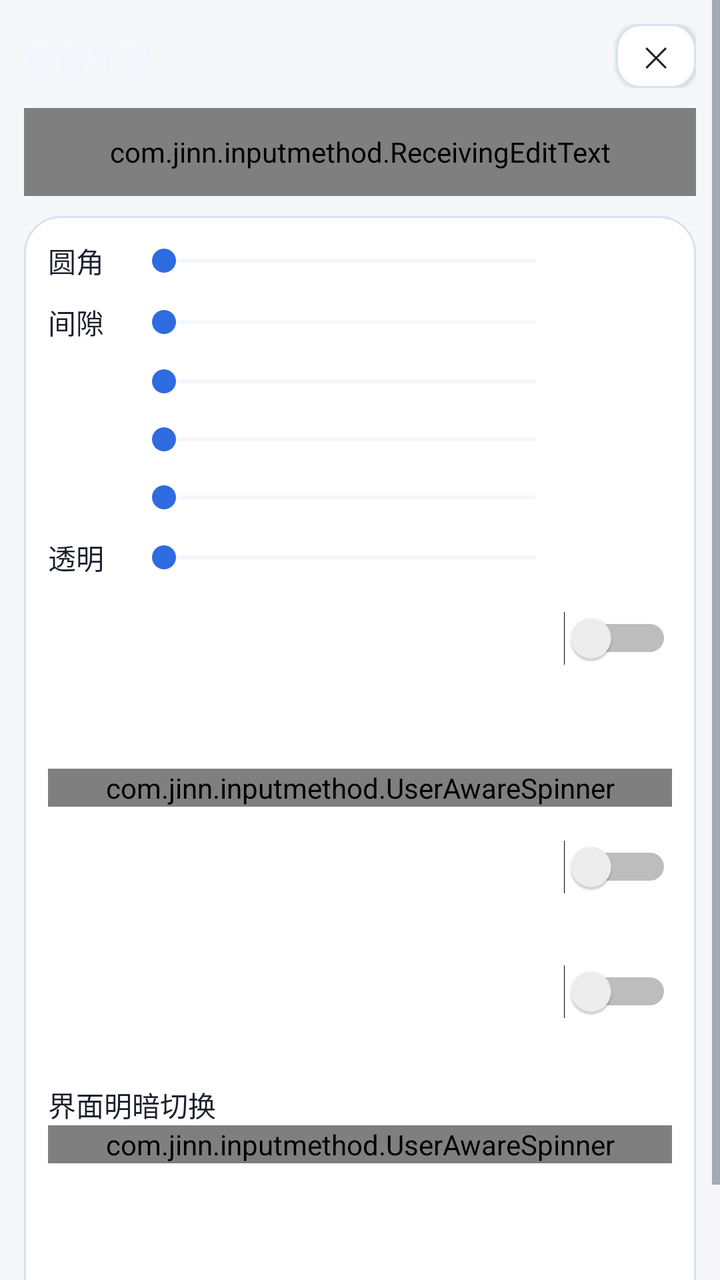
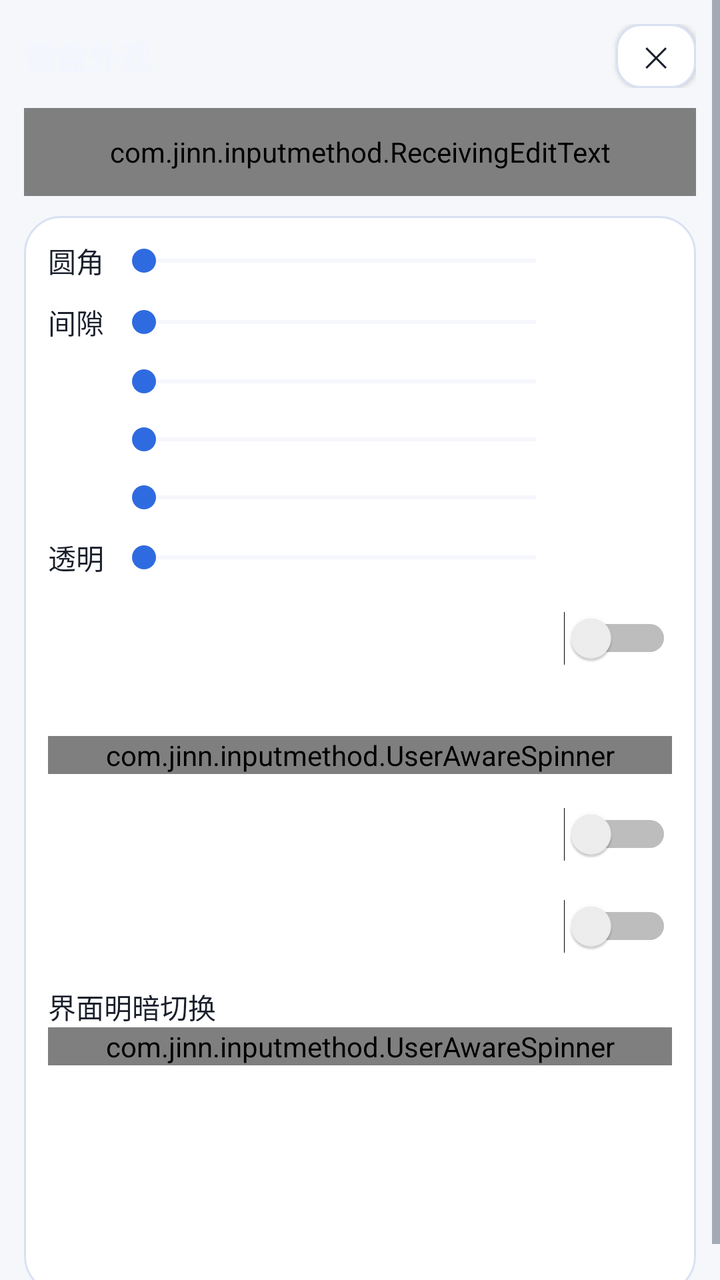

Before-and-after screenshots of an Android layout around one commit, followed by the original layout XML and the change that was made.
<!-- AndroidManifest.xml: application theme AppTheme -->
<!-- res/layout/activity_key_appearance.xml -->
<?xml version="1.0" encoding="utf-8"?>
<ScrollView xmlns:android="http://schemas.android.com/apk/res/android"
    android:layout_width="match_parent"
    android:layout_height="match_parent"
    android:fitsSystemWindows="true"
    android:overScrollMode="never">

    <LinearLayout
        android:layout_width="match_parent"
        android:layout_height="wrap_content"
        android:orientation="vertical"
        android:padding="12dp">

        <LinearLayout
            android:layout_width="match_parent"
            android:layout_height="wrap_content"
            android:gravity="center_vertical"
            android:orientation="horizontal">

            <TextView
                android:layout_width="0dp"
                android:layout_height="wrap_content"
                android:layout_weight="1"
                android:text="@string/key_appearance_title"
                android:textColor="@color/key_appearance_fg"
                android:textSize="16sp"
                android:textStyle="bold" />

            <Button
                style="@style/SettingsButton"
                android:id="@+id/btn_key_appearance_close"
                android:layout_width="40dp"
                android:layout_height="32dp"
                android:minWidth="0dp"
                android:paddingStart="0dp"
                android:paddingEnd="0dp"
                android:text="@string/symbol_order_close"
                android:textSize="14sp" />
        </LinearLayout>

        
        <com.jinn.inputmethod.ReceivingEditText
            android:layout_width="match_parent"
            android:layout_height="44dp"
            android:layout_marginTop="10dp"
            android:layout_marginBottom="10dp"
            android:background="@drawable/field_aurora"
            android:hint="@string/settings_ime_test_hint"
            android:importantForAutofill="no"
            android:imeOptions="actionDone"
            android:inputType="text"
            android:maxLines="1"
            android:paddingStart="12dp"
            android:paddingEnd="12dp"
            android:textColor="@color/text_primary"
            android:textColorHint="@color/text_secondary"
            android:textSize="14sp" />

        <LinearLayout
            android:layout_width="match_parent"
            android:layout_height="wrap_content"
            android:background="@drawable/card_aurora"
            android:orientation="vertical"
            android:padding="12dp">

            
            <LinearLayout
                android:layout_width="match_parent"
                android:layout_height="wrap_content"
                android:gravity="center_vertical"
                android:orientation="horizontal">

                <TextView
                    android:layout_width="wrap_content"
                    android:layout_height="wrap_content"
                    android:minWidth="32dp"
                    android:text="@string/key_corner_title"
                    android:textColor="@color/text_primary"
                    android:textSize="14sp" />

                <SeekBar
                    android:id="@+id/seek_key_corner"
                    android:layout_width="0dp"
                    android:layout_height="wrap_content"
                    android:layout_marginStart="10dp"
                    android:layout_weight="1"
                    android:progressBackgroundTint="@color/card_stroke"
                    android:progressTint="@color/accent"
                    android:thumbTint="@color/accent" />

                <TextView
                    android:id="@+id/text_key_corner"
                    android:layout_width="wrap_content"
                    android:layout_height="wrap_content"
                    android:gravity="end"
                    android:minWidth="52dp"
                    android:textColor="@color/accent"
                    android:textSize="13sp" />
            </LinearLayout>

            
            <LinearLayout
                android:layout_width="match_parent"
                android:layout_height="wrap_content"
                android:layout_marginTop="10dp"
                android:gravity="center_vertical"
                android:orientation="horizontal">

                <TextView
                    android:layout_width="wrap_content"
                    android:layout_height="wrap_content"
                    android:minWidth="32dp"
                    android:text="@string/key_gap_title"
                    android:textColor="@color/text_primary"
                    android:textSize="14sp" />

                <SeekBar
                    android:id="@+id/seek_key_gap"
                    android:layout_width="0dp"
                    android:layout_height="wrap_content"
                    android:layout_marginStart="10dp"
                    android:layout_weight="1"
                    android:progressBackgroundTint="@color/card_stroke"
                    android:progressTint="@color/accent"
                    android:thumbTint="@color/accent" />

                <TextView
                    android:id="@+id/text_key_gap"
                    android:layout_width="wrap_content"
                    android:layout_height="wrap_content"
                    android:gravity="end"
                    android:minWidth="52dp"
                    android:textColor="@color/accent"
                    android:textSize="13sp" />
            </LinearLayout>

            
            <LinearLayout
                android:layout_width="match_parent"
                android:layout_height="wrap_content"
                android:layout_marginTop="10dp"
                android:gravity="center_vertical"
                android:orientation="horizontal">

                <TextView
                    android:id="@+id/label_key_height"
                    android:layout_width="wrap_content"
                    android:layout_height="wrap_content"
                    android:minWidth="32dp"
                    android:textColor="@color/text_primary"
                    android:textSize="14sp" />

                <SeekBar
                    android:id="@+id/seek_key_height"
                    android:layout_width="0dp"
                    android:layout_height="wrap_content"
                    android:layout_marginStart="10dp"
                    android:layout_weight="1"
                    android:progressBackgroundTint="@color/card_stroke"
                    android:progressTint="@color/accent"
                    android:thumbTint="@color/accent" />

                <TextView
                    android:id="@+id/text_key_height"
                    android:layout_width="wrap_content"
                    android:layout_height="wrap_content"
                    android:gravity="end"
                    android:minWidth="52dp"
                    android:textColor="@color/accent"
                    android:textSize="13sp" />
            </LinearLayout>

            
            <LinearLayout
                android:layout_width="match_parent"
                android:layout_height="wrap_content"
                android:layout_marginTop="10dp"
                android:gravity="center_vertical"
                android:orientation="horizontal">

                <TextView
                    android:id="@+id/label_candidate_spacing"
                    android:layout_width="wrap_content"
                    android:layout_height="wrap_content"
                    android:minWidth="32dp"
                    android:textColor="@color/text_primary"
                    android:textSize="14sp" />

                <SeekBar
                    android:id="@+id/seek_candidate_spacing"
                    android:layout_width="0dp"
                    android:layout_height="wrap_content"
                    android:layout_marginStart="10dp"
                    android:layout_weight="1"
                    android:progressBackgroundTint="@color/card_stroke"
                    android:progressTint="@color/accent"
                    android:thumbTint="@color/accent" />

                <TextView
                    android:id="@+id/text_candidate_spacing"
                    android:layout_width="wrap_content"
                    android:layout_height="wrap_content"
                    android:gravity="end"
                    android:minWidth="52dp"
                    android:textColor="@color/accent"
                    android:textSize="13sp" />
            </LinearLayout>

            
            <LinearLayout
                android:layout_width="match_parent"
                android:layout_height="wrap_content"
                android:layout_marginTop="10dp"
                android:gravity="center_vertical"
                android:orientation="horizontal">

                <TextView
                    android:id="@+id/label_candidate_text_size"
                    android:layout_width="wrap_content"
                    android:layout_height="wrap_content"
                    android:minWidth="32dp"
                    android:textColor="@color/text_primary"
                    android:textSize="14sp" />

                <SeekBar
                    android:id="@+id/seek_candidate_text_size"
                    android:layout_width="0dp"
                    android:layout_height="wrap_content"
                    android:layout_marginStart="10dp"
                    android:layout_weight="1"
                    android:progressBackgroundTint="@color/card_stroke"
                    android:progressTint="@color/accent"
                    android:thumbTint="@color/accent" />

                <TextView
                    android:id="@+id/text_candidate_text_size"
                    android:layout_width="wrap_content"
                    android:layout_height="wrap_content"
                    android:gravity="end"
                    android:minWidth="52dp"
                    android:textColor="@color/accent"
                    android:textSize="13sp" />
            </LinearLayout>

            
            <LinearLayout
                android:layout_width="match_parent"
                android:layout_height="wrap_content"
                android:layout_marginTop="10dp"
                android:gravity="center_vertical"
                android:orientation="horizontal">

                <TextView
                    android:layout_width="wrap_content"
                    android:layout_height="wrap_content"
                    android:minWidth="32dp"
                    android:text="@string/key_transparency_title"
                    android:textColor="@color/text_primary"
                    android:textSize="14sp" />

                <SeekBar
                    android:id="@+id/seek_key_transparency"
                    android:layout_width="0dp"
                    android:layout_height="wrap_content"
                    android:layout_marginStart="10dp"
                    android:layout_weight="1"
                    android:progressBackgroundTint="@color/card_stroke"
                    android:progressTint="@color/accent"
                    android:thumbTint="@color/accent" />

                <TextView
                    android:id="@+id/text_key_transparency"
                    android:layout_width="wrap_content"
                    android:layout_height="wrap_content"
                    android:gravity="end"
                    android:minWidth="52dp"
                    android:textColor="@color/accent"
                    android:textSize="13sp" />
            </LinearLayout>

            
            <Switch
                android:id="@+id/switch_letter_uppercase"
                android:layout_width="match_parent"
                android:layout_height="wrap_content"
                android:layout_marginTop="10dp"
                android:minHeight="40dp"
                android:textColor="@color/text_primary"
                android:textSize="14sp" />

            <TextView
                android:id="@+id/text_letter_upper_desc"
                android:layout_width="match_parent"
                android:layout_height="wrap_content"
                android:paddingStart="4dp"
                android:paddingEnd="4dp"
                android:textColor="@color/text_primary"
                android:textSize="12sp" />

            
            <TextView
                android:id="@+id/label_candidate_rows"
                android:layout_width="wrap_content"
                android:layout_height="wrap_content"
                android:layout_marginTop="10dp"
                android:minWidth="32dp"
                android:textColor="@color/text_primary"
                android:textSize="14sp" />

            <com.jinn.inputmethod.UserAwareSpinner
                android:id="@+id/spinner_candidate_rows"
                android:layout_width="match_parent"
                android:layout_height="wrap_content"
                android:spinnerMode="dropdown" />

            <Switch
                android:id="@+id/switch_key_hint"
                android:layout_width="match_parent"
                android:layout_height="wrap_content"
                android:layout_marginTop="10dp"
                android:minHeight="40dp"
                android:textColor="@color/text_primary"
                android:textSize="14sp" />

            <TextView
                android:id="@+id/text_key_hint_desc"
                android:layout_width="match_parent"
                android:layout_height="wrap_content"
                android:paddingStart="4dp"
                android:paddingEnd="4dp"
                android:textColor="@color/text_primary"
                android:textSize="12sp" />

            <Switch
                android:id="@+id/switch_pinyin_quanpin"
                android:layout_width="match_parent"
                android:layout_height="wrap_content"
                android:layout_marginTop="6dp"
                android:minHeight="40dp"
                android:textColor="@color/text_primary"
                android:textSize="14sp" />

            <TextView
                android:id="@+id/text_pinyin_quanpin_desc"
                android:layout_width="match_parent"
                android:layout_height="wrap_content"
                android:paddingStart="4dp"
                android:paddingEnd="4dp"
                android:textColor="@color/text_primary"
                android:textSize="12sp" />

            <TextView
                android:id="@+id/label_theme_mode"
                android:layout_width="wrap_content"
                android:layout_height="wrap_content"
                android:layout_marginTop="10dp"
                android:minWidth="32dp"
                android:text="@string/theme_card_title"
                android:textColor="@color/text_primary"
                android:textSize="14sp" />

            <com.jinn.inputmethod.UserAwareSpinner
                android:id="@+id/spinner_theme"
                android:layout_width="match_parent"
                android:layout_height="wrap_content"
                android:spinnerMode="dropdown" />

            <TextView
                android:id="@+id/text_theme_desc"
                android:layout_width="match_parent"
                android:layout_height="wrap_content"
                android:paddingStart="4dp"
                android:paddingEnd="4dp"
                android:textColor="@color/text_primary"
                android:textSize="12sp" />

            <LinearLayout
                android:id="@+id/row_theme_schedule"
                android:layout_width="match_parent"
                android:layout_height="wrap_content"
                android:layout_marginTop="6dp"
                android:orientation="horizontal"
                android:visibility="gone">

                <Button
                    style="@style/SettingsButton"
                    android:id="@+id/btn_theme_light_at"
                    android:layout_width="0dp"
                    android:layout_height="wrap_content"
                    android:layout_weight="1"
                    android:minWidth="0dp" />

                <Button
                    style="@style/SettingsButton"
                    android:id="@+id/btn_theme_dark_at"
                    android:layout_width="0dp"
                    android:layout_height="wrap_content"
                    android:layout_marginStart="8dp"
                    android:layout_weight="1"
                    android:minWidth="0dp" />
            </LinearLayout>

            <TextView
                android:id="@+id/text_theme_schedule_hint"
                android:layout_width="match_parent"
                android:layout_height="wrap_content"
                android:paddingStart="4dp"
                android:paddingEnd="4dp"
                android:text="@string/theme_schedule_hint"
                android:textColor="@color/text_primary"
                android:textSize="12sp"
                android:visibility="gone" />
            
            <TextView
                android:id="@+id/text_skin_light_title"
                android:layout_width="match_parent"
                android:layout_height="wrap_content"
                android:layout_marginTop="12dp"
                android:autoSizeMaxTextSize="13sp"
                android:autoSizeMinTextSize="9sp"
                android:autoSizeTextType="uniform"
                android:maxLines="1"
                android:textColor="@color/text_primary"
                android:textSize="13sp" />

            <LinearLayout
                android:id="@+id/skin_row_light"
                android:layout_width="match_parent"
                android:layout_height="wrap_content"
                android:layout_marginTop="6dp"
                android:orientation="vertical" />

            <TextView
                android:id="@+id/text_skin_dark_title"
                android:layout_width="match_parent"
                android:layout_height="wrap_content"
                android:layout_marginTop="10dp"
                android:autoSizeMaxTextSize="13sp"
                android:autoSizeMinTextSize="9sp"
                android:autoSizeTextType="uniform"
                android:maxLines="1"
                android:textColor="@color/text_primary"
                android:textSize="13sp" />

            <LinearLayout
                android:id="@+id/skin_row_dark"
                android:layout_width="match_parent"
                android:layout_height="wrap_content"
                android:layout_marginTop="6dp"
                android:orientation="vertical" />

        </LinearLayout>
    </LinearLayout>
</ScrollView>
<!-- resources referenced by this layout -->
<resources>
  <color name="accent">#2F6BE0</color>
  <color name="card_stroke">#D9E1F2</color>
  <color name="key_appearance_fg">#F3F6FF</color>
  <color name="text_primary">#1A1F2B</color>
  <color name="text_secondary">#5A6474</color>
  <!-- drawable card_aurora (drawable) -->
  <?xml version="1.0" encoding="utf-8"?>
  <shape xmlns:android="http://schemas.android.com/apk/res/android"
      android:shape="rectangle">
      <solid android:color="@color/card_bg" />
      <corners android:radius="18dp" />
      <stroke
          android:width="1dp"
          android:color="@color/card_stroke" />
  </shape>
  <!-- drawable field_aurora (drawable) -->
  <?xml version="1.0" encoding="utf-8"?>
  <selector xmlns:android="http://schemas.android.com/apk/res/android">
      <item android:state_focused="true">
          <shape android:shape="rectangle">
              <solid android:color="@color/field_bg" />
              <corners android:radius="12dp" />
              <stroke
                  android:width="1.5dp"
                  android:color="@color/aurora_cyan" />
          </shape>
      </item>
      <item>
          <shape android:shape="rectangle">
              <solid android:color="@color/field_bg" />
              <corners android:radius="12dp" />
              <stroke
                  android:width="1dp"
                  android:color="@color/card_stroke" />
          </shape>
      </item>
  </selector>
  <string name="key_appearance_title">键盘外观</string>
  <string name="key_corner_title">圆角</string>
  <string name="key_gap_title">间隙</string>
  <string name="key_transparency_title">透明</string>
  <string name="settings_ime_test_hint">点这里唤起键盘</string>
  <string name="symbol_order_close">✕</string>
  <string name="theme_card_title">界面明暗切换</string>
  <string name="theme_schedule_hint">定时模式：到达设定时刻自动切换，停留在本页也会准点刷新</string>
  <style name="SettingsButton">
          <item name="android:layout_width">match_parent</item>
          <item name="android:layout_height">40dp</item>
          <item name="android:background">@drawable/btn_aurora_secondary</item>
          <item name="android:textColor">@color/text_primary</item>
          <item name="android:textSize">13sp</item>
          <item name="android:gravity">center</item>
      </style>
  <color name="card_bg">#FFFFFF</color>
  <color name="field_bg">#F1F4FC</color>
  <color name="aurora_cyan">#0A7A90</color>
  <!-- drawable btn_aurora_secondary (drawable) -->
  <?xml version="1.0" encoding="utf-8"?>
  <ripple xmlns:android="http://schemas.android.com/apk/res/android"
      android:color="@color/ripple_on_surface">
      <item>
          <shape android:shape="rectangle">
              <solid android:color="@color/btn_secondary_bg" />
              <corners android:radius="12dp" />
              <stroke
                  android:width="1dp"
                  android:color="@color/card_stroke" />
          </shape>
      </item>
  </ripple>
  <color name="app_bg">#F5F7FB</color>
  <color name="nav_bar">#1A1F2B</color>
  <style name="AppDialogTheme" parent="@android:style/Theme.Material.Light.Dialog.Alert">
          <item name="android:colorAccent">@color/accent</item>
          <item name="android:colorBackground">@color/app_bg</item>
          <item name="android:textColorPrimary">@color/text_primary</item>
          <item name="android:textColorSecondary">@color/text_secondary</item>
      </style>
  <color name="ripple_on_surface">#1A000000</color>
  <color name="btn_secondary_bg">#FFFFFF</color>
  <!-- unchanged entries left out for length: 1 -->
</resources>

<!-- the commit's change to res/layout/activity_key_appearance.xml (unified diff, before → after) -->
@@ -71,6 +71,7 @@
                 android:orientation="horizontal">
 
                 <TextView
+                    android:id="@+id/label_key_corner"
                     android:layout_width="wrap_content"
                     android:layout_height="wrap_content"
                     android:minWidth="32dp"
@@ -82,7 +83,7 @@
                     android:id="@+id/seek_key_corner"
                     android:layout_width="0dp"
                     android:layout_height="wrap_content"
-                    android:layout_marginStart="10dp"
+                    android:layout_marginStart="0dp"
                     android:layout_weight="1"
                     android:progressBackgroundTint="@color/card_stroke"
                     android:progressTint="@color/accent"
@@ -107,6 +108,7 @@
                 android:orientation="horizontal">
 
                 <TextView
+                    android:id="@+id/label_key_gap"
                     android:layout_width="wrap_content"
                     android:layout_height="wrap_content"
                     android:minWidth="32dp"
@@ -118,7 +120,7 @@
                     android:id="@+id/seek_key_gap"
                     android:layout_width="0dp"
                     android:layout_height="wrap_content"
-                    android:layout_marginStart="10dp"
+                    android:layout_marginStart="0dp"
                     android:layout_weight="1"
                     android:progressBackgroundTint="@color/card_stroke"
                     android:progressTint="@color/accent"
@@ -154,7 +156,7 @@
                     android:id="@+id/seek_key_height"
                     android:layout_width="0dp"
                     android:layout_height="wrap_content"
-                    android:layout_marginStart="10dp"
+                    android:layout_marginStart="0dp"
                     android:layout_weight="1"
                     android:progressBackgroundTint="@color/card_stroke"
                     android:progressTint="@color/accent"
@@ -190,7 +192,7 @@
                     android:id="@+id/seek_candidate_spacing"
                     android:layout_width="0dp"
                     android:layout_height="wrap_content"
-                    android:layout_marginStart="10dp"
+                    android:layout_marginStart="0dp"
                     android:layout_weight="1"
                     android:progressBackgroundTint="@color/card_stroke"
                     android:progressTint="@color/accent"
@@ -226,7 +228,7 @@
                     android:id="@+id/seek_candidate_text_size"
                     android:layout_width="0dp"
                     android:layout_height="wrap_content"
-                    android:layout_marginStart="10dp"
+                    android:layout_marginStart="0dp"
                     android:layout_weight="1"
                     android:progressBackgroundTint="@color/card_stroke"
                     android:progressTint="@color/accent"
@@ -251,6 +253,7 @@
                 android:orientation="horizontal">
 
                 <TextView
+                    android:id="@+id/label_key_transparency"
                     android:layout_width="wrap_content"
                     android:layout_height="wrap_content"
                     android:minWidth="32dp"
@@ -262,7 +265,7 @@
                     android:id="@+id/seek_key_transparency"
                     android:layout_width="0dp"
                     android:layout_height="wrap_content"
-                    android:layout_marginStart="10dp"
+                    android:layout_marginStart="0dp"
                     android:layout_weight="1"
                     android:progressBackgroundTint="@color/card_stroke"
                     android:progressTint="@color/accent"
@@ -288,15 +291,6 @@
                 android:textColor="@color/text_primary"
                 android:textSize="14sp" />
 
-            <TextView
-                android:id="@+id/text_letter_upper_desc"
-                android:layout_width="match_parent"
-                android:layout_height="wrap_content"
-                android:paddingStart="4dp"
-                android:paddingEnd="4dp"
-                android:textColor="@color/text_primary"
-                android:textSize="12sp" />
-
             
             <TextView
                 android:id="@+id/label_candidate_rows"
@@ -322,15 +316,6 @@
                 android:textColor="@color/text_primary"
                 android:textSize="14sp" />
 
-            <TextView
-                android:id="@+id/text_key_hint_desc"
-                android:layout_width="match_parent"
-                android:layout_height="wrap_content"
-                android:paddingStart="4dp"
-                android:paddingEnd="4dp"
-                android:textColor="@color/text_primary"
-                android:textSize="12sp" />
-
             <Switch
                 android:id="@+id/switch_pinyin_quanpin"
                 android:layout_width="match_parent"
@@ -341,15 +326,6 @@
                 android:textSize="14sp" />
 
             <TextView
-                android:id="@+id/text_pinyin_quanpin_desc"
-                android:layout_width="match_parent"
-                android:layout_height="wrap_content"
-                android:paddingStart="4dp"
-                android:paddingEnd="4dp"
-                android:textColor="@color/text_primary"
-                android:textSize="12sp" />
-
-            <TextView
                 android:id="@+id/label_theme_mode"
                 android:layout_width="wrap_content"
                 android:layout_height="wrap_content"
@@ -364,15 +340,6 @@
                 android:layout_width="match_parent"
                 android:layout_height="wrap_content"
                 android:spinnerMode="dropdown" />
-
-            <TextView
-                android:id="@+id/text_theme_desc"
-                android:layout_width="match_parent"
-                android:layout_height="wrap_content"
-                android:paddingStart="4dp"
-                android:paddingEnd="4dp"
-                android:textColor="@color/text_primary"
-                android:textSize="12sp" />
 
             <LinearLayout
                 android:id="@+id/row_theme_schedule"
@@ -399,17 +366,6 @@
                     android:layout_weight="1"
                     android:minWidth="0dp" />
             </LinearLayout>
-
-            <TextView
-                android:id="@+id/text_theme_schedule_hint"
-                android:layout_width="match_parent"
-                android:layout_height="wrap_content"
-                android:paddingStart="4dp"
-                android:paddingEnd="4dp"
-                android:text="@string/theme_schedule_hint"
-                android:textColor="@color/text_primary"
-                android:textSize="12sp"
-                android:visibility="gone" />
             
             <TextView
                 android:id="@+id/text_skin_light_title"
@@ -423,6 +379,15 @@
                 android:textColor="@color/text_primary"
                 android:textSize="13sp" />
 
+            <TextView
+                android:id="@+id/text_skin_light_desc"
+                android:layout_width="match_parent"
+                android:layout_height="wrap_content"
+                android:paddingStart="4dp"
+                android:paddingEnd="4dp"
+                android:textColor="@color/text_primary"
+                android:textSize="12sp" />
+
             <LinearLayout
                 android:id="@+id/skin_row_light"
                 android:layout_width="match_parent"
@@ -442,6 +407,15 @@
                 android:textColor="@color/text_primary"
                 android:textSize="13sp" />
 
+            <TextView
+                android:id="@+id/text_skin_dark_desc"
+                android:layout_width="match_parent"
+                android:layout_height="wrap_content"
+                android:paddingStart="4dp"
+                android:paddingEnd="4dp"
+                android:textColor="@color/text_primary"
+                android:textSize="12sp" />
+
             <LinearLayout
                 android:id="@+id/skin_row_dark"
                 android:layout_width="match_parent"
<!-- resource entries referenced after the edit -->
@@ -44,7 +44,6 @@
   <string name="settings_ime_test_hint">点这里唤起键盘</string>
   <string name="symbol_order_close">✕</string>
   <string name="theme_card_title">界面明暗切换</string>
-  <string name="theme_schedule_hint">定时模式：到达设定时刻自动切换，停留在本页也会准点刷新</string>
   <style name="SettingsButton">
           <item name="android:layout_width">match_parent</item>
           <item name="android:layout_height">40dp</item>
